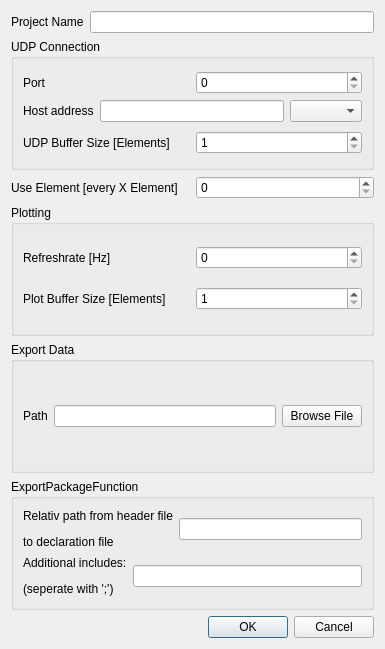
Above: forms/settingsdialog.ui from potolog/UDPLogger before the change. Below: the same form after it.
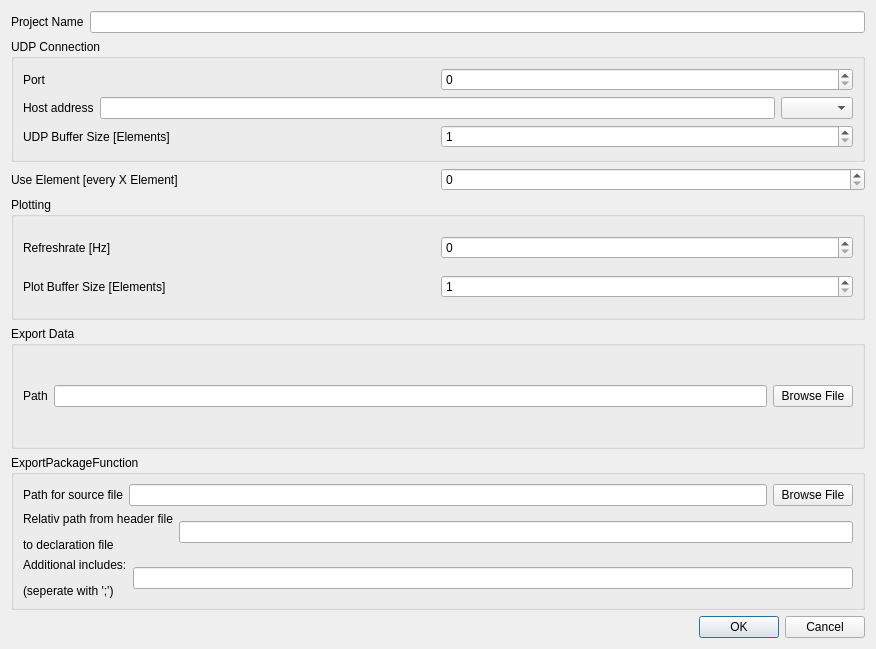
That is the form after the change.

Commit message: set exportSource path with own Lineedit

What changed in the file:
```diff
--- a/forms/settingsdialog.ui
+++ b/forms/settingsdialog.ui
@@ -6,7 +6,7 @@
    <rect>
     <x>0</x>
     <y>0</y>
-    <width>385</width>
+    <width>876</width>
     <height>649</height>
    </rect>
   </property>
@@ -208,6 +208,27 @@
       <string>ExportPackageFunction</string>
      </property>
      <layout class="QVBoxLayout" name="verticalLayout_4">
+      <item>
+       <layout class="QHBoxLayout" name="horizontalLayout_11">
+        <item>
+         <widget class="QLabel" name="label_11">
+          <property name="text">
+           <string>Path for source file</string>
+          </property>
+         </widget>
+        </item>
+        <item>
+         <widget class="QLineEdit" name="leExportSourceFilePath"/>
+        </item>
+        <item>
+         <widget class="QPushButton" name="pbBrowseSourcePath">
+          <property name="text">
+           <string>Browse File</string>
+          </property>
+         </widget>
+        </item>
+       </layout>
+      </item>
       <item>
        <layout class="QHBoxLayout" name="horizontalLayout_10">
         <item>
```
The commit also changes 6 other files.
